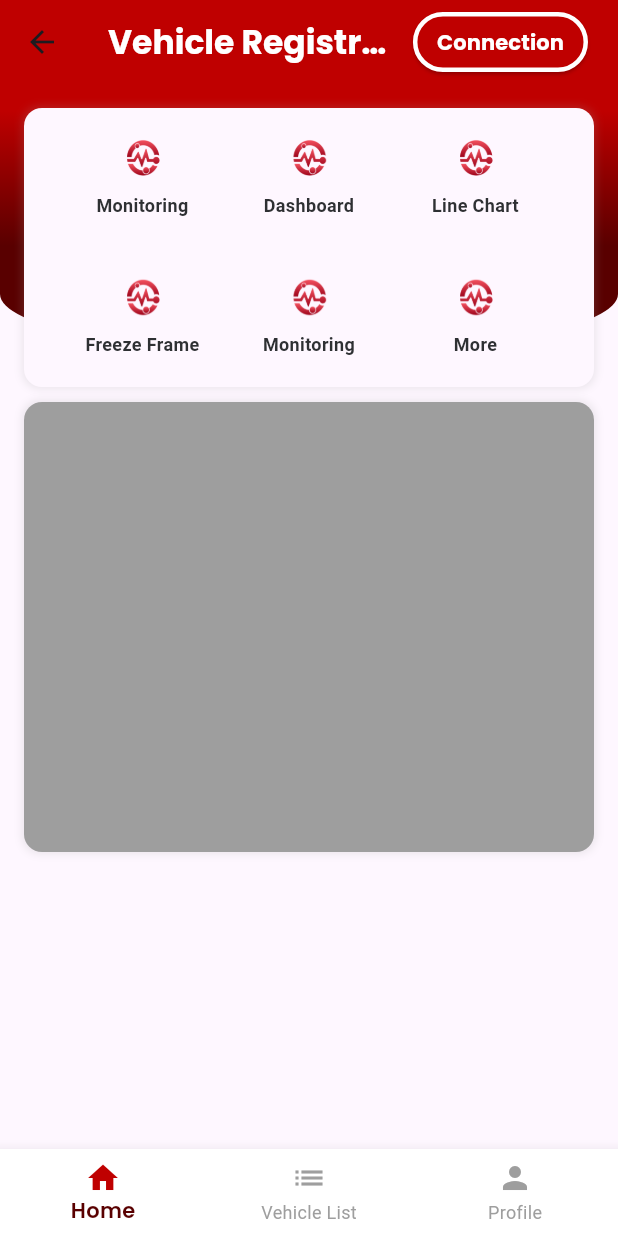
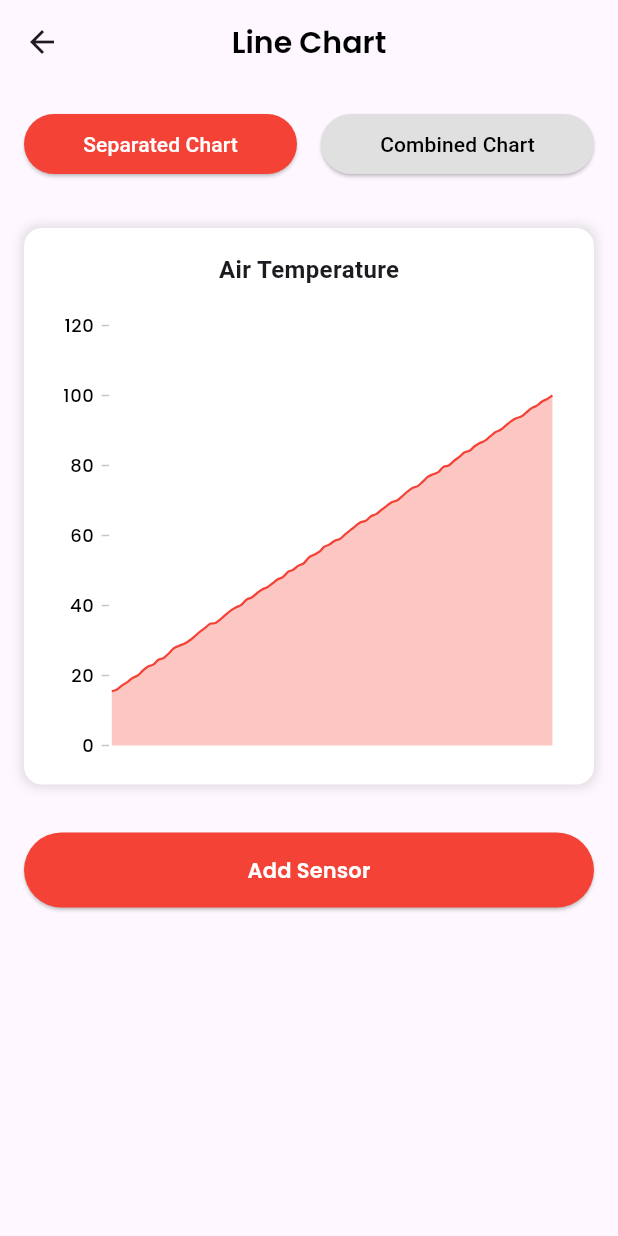
Before and after one commit to KP-DRI-2324-2/drivepulse, a Flutter app: the HomeView screen opened by its route, after a tap on "Line Chart", on a phone screen of 412 x 824 dp. Run offline on Flutter 3.47's test engine with Material 3 defaults, Android fonts, the phone set to English and light mode, and no system bars; our stand-ins replace firebase_auth, firebase_core, flutter_svg, get, google_fonts, google_sign_in and 2 more; accounts and stored records are empty.

Commit message:
Update LineChart

```diff
--- /dev/null
+++ b/lib/app/components/linechartwidget.dart
@@ -0,0 +1,247 @@
+import 'package:flutter/material.dart';
+import 'package:drivepulse/app/common/theme/colors.dart';
+import 'package:drivepulse/app/common/theme/fonts.dart';
+import 'package:drivepulse/app/data/data_provider.dart';
+import 'package:nb_utils/nb_utils.dart';
+import 'package:syncfusion_flutter_charts/charts.dart';
+import '../data/model/chartdata_model.dart';
+
+class SeparatedChart extends StatelessWidget {
+  const SeparatedChart({super.key});
+
+  @override
+  Widget build(BuildContext context) {
+    return Container(
+      decoration: BoxDecoration(
+        color: Colors.white,
+        borderRadius: BorderRadius.circular(12),
+        boxShadow: [
+          BoxShadow(
+            color: Colors.grey.withOpacity(0.3),
+            spreadRadius: 2,
+            blurRadius: 5,
+          ),
+        ],
+      ),
+      padding: const EdgeInsets.all(16.0),
+      child: Column(
+        children: [
+          const Text(
+            'Air Temperature',
+            style: TextStyle(
+              fontSize: 16,
+              fontWeight: FontWeight.bold,
+            ),
+          ),
+          const SizedBox(height: 16),
+          SfCartesianChart(
+            legend: const Legend(isVisible: false),
+            series: getSeperatedData(),
+            selectionType: SelectionType.series,
+            trackballBehavior: TrackballBehavior(
+              shouldAlwaysShow: true,
+              activationMode: ActivationMode.longPress,
+              enable: true,
+              tooltipSettings: const InteractiveTooltip(enable: true),
+            ),
+            primaryXAxis: CategoryAxis(
+              interval: 1,
+              majorGridLines: const MajorGridLines(width: 0),
+              axisLine: AxisLine(color: kColorScheme.primary, width: 0.0),
+              isVisible: false,
+            ),
+            primaryYAxis: NumericAxis(
+              labelStyle: mediumText12,
+              majorGridLines: const MajorGridLines(width: 0),
+              axisLine: AxisLine(color: kColorScheme.primary, width: 0.0),
+            ),
+            enableAxisAnimation: true,
+            zoomPanBehavior: ZoomPanBehavior(
+              enableMouseWheelZooming: true,
+              enablePinching: true,
+              zoomMode: ZoomMode.xy,
+              enablePanning: true,
+            ),
+            enableSideBySideSeriesPlacement: true,
+            crosshairBehavior: CrosshairBehavior(
+                enable: true, activationMode: ActivationMode.singleTap),
+            borderColor: kColorScheme.primary,
+            onCrosshairPositionChanging: (c) {
+              // TODO:- show value changing in text field
+            },
+            borderWidth: 0,
+            plotAreaBorderWidth: 0,
+            tooltipBehavior: TooltipBehavior(enable: true),
+          ),
+        ],
+      ),
+    );
+  }
+
+  List<CartesianSeries<ChartData, String>> getSeperatedData() {
+    List<ChartData> getChartData() {
+      List<ChartData> chartData = [];
+
+      dataList1.validate().asMap().forEach((key, value) {
+        chartData.add(ChartData(value[0].toString(), double.parse(value[1])));
+      });
+
+      return chartData;
+    }
+
+    return <CartesianSeries<ChartData, String>>[
+      SplineAreaSeries<ChartData, String>(
+        dataSource: getChartData(),
+        enableTooltip: true,
+        isVisibleInLegend: false,
+        borderWidth: 1.5,
+        dataLabelSettings: const DataLabelSettings(),
+        splineType: SplineType.clamped,
+        color: Colors.red,
+        borderColor: Colors.red,
+        animationDuration: 1000,
+        opacity: 0.3,
+        xValueMapper: (ChartData data, _) => '${data.key}',
+        yValueMapper: (ChartData data, _) => data.value,
+        legendIconType: LegendIconType.triangle,
+        legendItemText: '',
+        emptyPointSettings:
+            const EmptyPointSettings(mode: EmptyPointMode.average),
+      ),
+    ];
+  }
+}
+
+class CombinedChart extends StatelessWidget {
+  const CombinedChart({super.key});
+
+  @override
+  Widget build(BuildContext context) {
+    return Container(
+      decoration: BoxDecoration(
+        color: Colors.white,
+        borderRadius: BorderRadius.circular(12),
+        boxShadow: [
+          BoxShadow(
+            color: Colors.grey.withOpacity(0.3),
+            spreadRadius: 2,
+            blurRadius: 5,
+          ),
+        ],
+      ),
+      padding: const EdgeInsets.all(16.0),
+      child: SfCartesianChart(
+        legend: const Legend(isVisible: true),
+        series: getCombinedData(),
+        selectionType: SelectionType.series,
+        trackballBehavior: TrackballBehavior(
+          shouldAlwaysShow: true,
+          activationMode: ActivationMode.longPress,
+          enable: true,
+          tooltipSettings: const InteractiveTooltip(enable: true),
+        ),
+        primaryXAxis: CategoryAxis(
+          interval: 1,
+          majorGridLines: const MajorGridLines(width: 0),
+          axisLine: AxisLine(color: kColorScheme.primary, width: 0.0),
+          isVisible: false,
+        ),
+        primaryYAxis: NumericAxis(
+          labelStyle: mediumText12,
+          majorGridLines: const MajorGridLines(width: 0),
+          axisLine: AxisLine(color: kColorScheme.primary, width: 0.0),
+        ),
+        enableAxisAnimation: true,
+        zoomPanBehavior: ZoomPanBehavior(
+          enableMouseWheelZooming: true,
+          enablePinching: true,
+          zoomMode: ZoomMode.xy,
+          enablePanning: true,
+        ),
+        enableSideBySideSeriesPlacement: true,
+        crosshairBehavior: CrosshairBehavior(
+            enable: true, activationMode: ActivationMode.singleTap),
+        borderColor: kColorScheme.primary,
+        onCrosshairPositionChanging: (c) {
+          // TODO:- show value changing in text field
+        },
+        borderWidth: 0,
+        plotAreaBorderWidth: 0,
+        tooltipBehavior: TooltipBehavior(enable: true),
+      ),
+    );
+  }
+
+  List<CartesianSeries<ChartData, String>> getCombinedData() {
+    List<ChartData> getChartData1() {
+      List<ChartData> chartData = [];
+
+      dataList1.validate().asMap().forEach((key, value) {
+        if (value.length > 1) {
+          chartData.add(
+            ChartData(
+              value[0].toString(),
+              double.tryParse(value[1]) ?? 0.0,
+            ),
+          );
+        }
+      });
+
+      return chartData;
+    }
+
+    List<ChartData> getChartData2() {
+      List<ChartData> chartData = [];
+
+      dataList2.validate().asMap().forEach((key, value) {
+        if (value.length > 1) {
+          chartData.add(
+            ChartData(
+              value[0].toString(),
+              double.tryParse(value[1]) ?? 0.0,
+            ),
+          );
+        }
+      });
+
+      return chartData;
+    }
+
+    return <CartesianSeries<ChartData, String>>[
+      SplineSeries<ChartData, String>(
+        dataSource: getChartData1(),
+        enableTooltip: true,
+        dataLabelSettings: const DataLabelSettings(),
+        color: kColorScheme.primary,
+        animationDuration: 1000,
+        xValueMapper: (ChartData data, _) => data.key ?? '',
+        yValueMapper: (ChartData data, _) => data.value ?? 0.0,
+        legendIconType: LegendIconType.horizontalLine,
+        legendItemText: '',
+        emptyPointSettings:
+            const EmptyPointSettings(mode: EmptyPointMode.average),
+      ),
+      SplineSeries<ChartData, String>(
+        dataSource: getChartData2(),
+        enableTooltip: true,
+        dataLabelSettings: const DataLabelSettings(),
+        color: Colors.red,
+        animationDuration: 1000,
+        xValueMapper: (ChartData data, _) => data.key ?? '',
+        yValueMapper: (ChartData data, _) => data.value ?? 0.0,
+        legendIconType: LegendIconType.horizontalLine,
+        legendItemText: '',
+        emptyPointSettings:
+            const EmptyPointSettings(mode: EmptyPointMode.average),
+      ),
+    ];
+  }
+}
+
+Widget linechartwidget({required bool isSeparated}) {
+  if (isSeparated) {
+    return const SeparatedChart();
+  } else {
+    return const CombinedChart();
+  }
+}
--- a/lib/app/data/data_provider.dart
+++ b/lib/app/data/data_provider.dart
@@ -1,4 +1,6 @@
 import 'package:drivepulse/app/data/model/services_model.dart';
+import 'package:drivepulse/app/data/model/sensor_model.dart';
+import 'package:drivepulse/app/modules/home/views/line_chart_view.dart';
 import 'package:drivepulse/app/modules/main/views/main_view.dart';
 import 'package:flutter/material.dart';
 
@@ -17,8 +19,8 @@ List<ServicesModel> ServicesDataList() {
   list.add(ServicesModel(
       title: 'Line Chart',
       icon: Icons.circle,
-      image: "assets/images/logo-a.png",
-      widget: MainView()));
+      image: "assets/images/Line_Chart.png",
+      widget: LineChartView()));
   list.add(ServicesModel(
       title: 'Freeze Frame',
       icon: Icons.circle,
@@ -36,3 +38,183 @@ List<ServicesModel> ServicesDataList() {
       widget: MainView()));
   return list;
 }
+
+List<SensorModel> getSensorList() {
+  return [
+    SensorModel(id: '0', name: 'Blank'),
+    SensorModel(id: '1', name: 'Engine Speed'),
+    SensorModel(id: '2', name: 'Vehicle Speed'),
+    SensorModel(id: '3', name: 'Coolant Temperature'),
+    SensorModel(id: '4', name: 'Throttle Position'),
+    SensorModel(id: '5', name: 'Fuel Pressure'),
+    // Tambahkan sensor lainnya sesuai kebutuhan
+  ];
+}
+
+List dataList1 = [
+  [1672531200000, "15.5"],  // 2024-01-01 00:00:00
+  [1672617600000, "16.0"],  // 2024-01-02 00:00:00
+  [1672704000000, "17.2"],  // 2024-01-03 00:00:00
+  [1672790400000, "18.1"],  // 2024-01-04 00:00:00
+  [1672876800000, "19.3"],  // 2024-01-05 00:00:00
+  [1672963200000, "20.0"],  // 2024-01-06 00:00:00
+  [1673049600000, "21.4"],  // 2024-01-07 00:00:00
+  [1673136000000, "22.6"],  // 2024-01-08 00:00:00
+  [1673222400000, "23.1"],  // 2024-01-09 00:00:00
+  [1673308800000, "24.5"],  // 2024-01-10 00:00:00
+  [1673395200000, "25.0"],  // 2024-01-11 00:00:00
+  [1673481600000, "26.3"],  // 2024-01-12 00:00:00
+  [1673568000000, "27.8"],  // 2024-01-13 00:00:00
+  [1673654400000, "28.5"],  // 2024-01-14 00:00:00
+  [1673740800000, "29.1"],  // 2024-01-15 00:00:00
+  [1673827200000, "30.0"],  // 2024-01-16 00:00:00
+  [1673913600000, "31.2"],  // 2024-01-17 00:00:00
+  [1674000000000, "32.5"],  // 2024-01-18 00:00:00
+  [1674086400000, "33.6"],  // 2024-01-19 00:00:00
+  [1674172800000, "34.8"],  // 2024-01-20 00:00:00
+  [1674259200000, "35.0"],  // 2024-01-21 00:00:00
+  [1674345600000, "36.1"],  // 2024-01-22 00:00:00
+  [1674432000000, "37.4"],  // 2024-01-23 00:00:00
+  [1674518400000, "38.6"],  // 2024-01-24 00:00:00
+  [1674604800000, "39.5"],  // 2024-01-25 00:00:00
+  [1674691200000, "40.2"],  // 2024-01-26 00:00:00
+  [1674777600000, "41.7"],  // 2024-01-27 00:00:00
+  [1674864000000, "42.3"],  // 2024-01-28 00:00:00
+  [1674950400000, "43.5"],  // 2024-01-29 00:00:00
+  [1675036800000, "44.6"],  // 2024-01-30 00:00:00
+  [1675123200000, "45.2"],  // 2024-01-31 00:00:00
+  [1675209600000, "46.3"],  // 2024-02-01 00:00:00
+  [1675296000000, "47.5"],  // 2024-02-02 00:00:00
+  [1675382400000, "48.1"],  // 2024-02-03 00:00:00
+  [1675468800000, "49.6"],  // 2024-02-04 00:00:00
+  [1675555200000, "50.2"],  // 2024-02-05 00:00:00
+  [1675641600000, "51.4"],  // 2024-02-06 00:00:00
+  [1675728000000, "52.0"],  // 2024-02-07 00:00:00
+  [1675814400000, "53.7"],  // 2024-02-08 00:00:00
+  [1675900800000, "54.5"],  // 2024-02-09 00:00:00
+  [1675987200000, "55.3"],  // 2024-02-10 00:00:00
+  [1676073600000, "56.8"],  // 2024-02-11 00:00:00
+  [1676160000000, "57.4"],  // 2024-02-12 00:00:00
+  [1676246400000, "58.5"],  // 2024-02-13 00:00:00
+  [1676332800000, "59.0"],  // 2024-02-14 00:00:00
+  [1676419200000, "60.3"],  // 2024-02-15 00:00:00
+  [1676505600000, "61.5"],  // 2024-02-16 00:00:00
+  [1676592000000, "62.7"],  // 2024-02-17 00:00:00
+  [1676678400000, "63.8"],  // 2024-02-18 00:00:00
+  [1676764800000, "64.2"],  // 2024-02-19 00:00:00
+  [1676851200000, "65.5"],  // 2024-02-20 00:00:00
+  [1676937600000, "66.1"],  // 2024-02-21 00:00:00
+  [1677024000000, "67.3"],  // 2024-02-22 00:00:00
+  [1677110400000, "68.4"],  // 2024-02-23 00:00:00
+  [1677196800000, "69.5"],  // 2024-02-24 00:00:00
+  [1677283200000, "70.0"],  // 2024-02-25 00:00:00
+  [1677369600000, "71.2"],  // 2024-02-26 00:00:00
+  [1677456000000, "72.5"],  // 2024-02-27 00:00:00
+  [1677542400000, "73.6"],  // 2024-02-28 00:00:00
+  [1677628800000, "74.1"],  // 2024-02-29 00:00:00
+  [1677715200000, "75.4"],  // 2024-03-01 00:00:00
+  [1677801600000, "76.8"],  // 2024-03-02 00:00:00
+  [1677888000000, "77.5"],  // 2024-03-03 00:00:00
+  [1677974400000, "78.1"],  // 2024-03-04 00:00:00
+  [1678060800000, "79.6"],  // 2024-03-05 00:00:00
+  [1678147200000, "80.0"],  // 2024-03-06 00:00:00
+  [1678233600000, "81.3"],  // 2024-03-07 00:00:00
+  [1678320000000, "82.4"],  // 2024-03-08 00:00:00
+  [1678406400000, "83.7"],  // 2024-03-09 00:00:00
+  [1678492800000, "84.2"],  // 2024-03-10 00:00:00
+  [1678579200000, "85.5"],  // 2024-03-11 00:00:00
+  [1678665600000, "86.4"],  // 2024-03-12 00:00:00
+  [1678752000000, "87.1"],  // 2024-03-13 00:00:00
+  [1678838400000, "88.3"],  // 2024-03-14 00:00:00
+  [1678924800000, "89.5"],  // 2024-03-15 00:00:00
+  [1679011200000, "90.2"],  // 2024-03-16 00:00:00
+  [1679097600000, "91.4"],  // 2024-03-17 00:00:00
+  [1679184000000, "92.6"],  // 2024-03-18 00:00:00
+  [1679270400000, "93.5"],  // 2024-03-19 00:00:00
+  [1679356800000, "94.0"],  // 2024-03-20 00:00:00
+  [1679443200000, "95.2"],  // 2024-03-21 00:00:00
+  [1679529600000, "96.4"],  // 2024-03-22 00:00:00
+  [1679616000000, "97.1"],  // 2024-03-23 00:00:00
+  [1679702400000, "98.3"],  // 2024-03-24 00:00:00
+  [1679788800000, "99.0"],  // 2024-03-25 00:00:00
+  [1679875200000, "100.0"]  // 2024-03-26 00:00:00
+];
+
+List dataList2 = [
+  [1672531200000, "25.5"],  // 2024-01-01 00:00:00
+  [1672617600000, "26.0"],  // 2024-01-02 00:00:00
+  [1672704000000, "27.2"],  // 2024-01-03 00:00:00
+  [1672790400000, "28.1"],  // 2024-01-04 00:00:00
+  [1672876800000, "29.3"],  // 2024-01-05 00:00:00
+  [1672963200000, "30.0"],  // 2024-01-06 00:00:00
+  [1673049600000, "31.4"],  // 2024-01-07 00:00:00
+  [1673136000000, "32.6"],  // 2024-01-08 00:00:00
+  [1673222400000, "33.1"],  // 2024-01-09 00:00:00
+  [1673308800000, "34.5"],  // 2024-01-10 00:00:00
+  [1673395200000, "35.0"],  // 2024-01-11 00:00:00
+  [1673481600000, "36.3"],  // 2024-01-12 00:00:00
+  [1673568000000, "37.8"],  // 2024-01-13 00:00:00
+  [1673654400000, "38.5"],  // 2024-01-14 00:00:00
+  [1673740800000, "39.1"],  // 2024-01-15 00:00:00
+  [1673827200000, "40.0"],  // 2024-01-16 00:00:00
+  [1673913600000, "41.2"],  // 2024-01-17 00:00:00
+  [1674000000000, "42.5"],  // 2024-01-18 00:00:00
+  [1674086400000, "43.6"],  // 2024-01-19 00:00:00
+  [1674172800000, "44.8"],  // 2024-01-20 00:00:00
+  [1674259200000, "45.0"],  // 2024-01-21 00:00:00
+  [1674345600000, "46.1"],  // 2024-01-22 00:00:00
+  [1674432000000, "47.4"],  // 2024-01-23 00:00:00
+  [1674518400000, "48.6"],  // 2024-01-24 00:00:00
+  [1674604800000, "49.5"],  // 2024-01-25 00:00:00
+  [1674691200000, "50.2"],  // 2024-01-26 00:00:00
+  [1674777600000, "51.7"],  // 2024-01-27 00:00:00
+  [1674864000000, "52.3"],  // 2024-01-28 00:00:00
+  [1674950400000, "53.5"],  // 2024-01-29 00:00:00
+  [1675036800000, "54.6"],  // 2024-01-30 00:00:00
+  [1675123200000, "55.2"],  // 2024-01-31 00:00:00
+  [1675209600000, "56.3"],  // 2024-02-01 00:00:00
+  [1675296000000, "57.5"],  // 2024-02-02 00:00:00
+  [1675382400000, "58.1"],  // 2024-02-03 00:00:00
+  [1675468800000, "59.6"],  // 2024-02-04 00:00:00
+  [1675555200000, "60.2"],  // 2024-02-05 00:00:00
+  [1675641600000, "61.4"],  // 2024-02-06 00:00:00
+  [1675728000000, "62.0"],  // 2024-02-07 00:00:00
+  [1675814400000, "63.7"],  // 2024-02-08 00:00:00
+  [1675900800000, "64.5"],  // 2024-02-09 00:00:00
+  [1675987200000, "65.3"],  // 2024-02-10 00:00:00
+  [1676073600000, "66.8"],  // 2024-02-11 00:00:00
+  [1676160000000, "67.4"],  // 2024-02-12 00:00:00
+  [1676246400000, "68.5"],  // 2024-02-13 00:00:00
+  [1676332800000, "69.0"],  // 2024-02-14 00:00:00
+  [1676419200000, "70.3"],  // 2024-02-15 00:00:00
+  [1676505600000, "71.5"],  // 2024-02-16 00:00:00
+  [1676592000000, "72.7"],  // 2024-02-17 00:00:00
+  [1676678400000, "73.8"],  // 2024-02-18 00:00:00
+  [1676764800000, "74.2"],  // 2024-02-19 00:00:00
+  [1676851200000, "75.5"],  // 2024-02-20 00:00:00
+  [1676937600000, "76.1"],  // 2024-02-21 00:00:00
+  [1677024000000, "77.3"],  // 2024-02-22 00:00:00
+  [1677110400000, "78.4"],  // 2024-02-23 00:00:00
+  [1677196800000, "79.5"],  // 2024-02-24 00:00:00
+  [1677283200000, "80.0"],  // 2024-02-25 00:00:00
+  [1677369600000, "81.2"],  // 2024-02-26 00:00:00
+  [1677456000000, "82.5"],  // 2024-02-27 00:00:00
+  [1677542400000, "83.6"],  // 2024-02-28 00:00:00
+  [1677628800000, "84.1"],  // 2024-02-29 00:00:00
+  [1677715200000, "85.4"],  // 2024-03-01 00:00:00
+  [1677801600000, "86.8"],  // 2024-03-02 00:00:00
+  [1677888000000, "87.5"],  // 2024-03-03 00:00:00
+  [1677974400000, "88.1"],  // 2024-03-04 00:00:00
+  [1678060800000, "89.6"],  // 2024-03-05 00:00:00
+  [1678147200000, "90.0"],  // 2024-03-06 00:00:00
+  [1678233600000, "91.3"],  // 2024-03-07 00:00:00
+  [1678320000000, "92.4"],  // 2024-03-08 00:00:00
+  [1678406400000, "93.7"],  // 2024-03-09 00:00:00
+  [1678492800000, "94.2"],  // 2024-03-10 00:00:00
+  [1678579200000, "95.5"],  // 2024-03-11 00:00:00
+  [1678665600000, "96.0"],  // 2024-03-12 00:00:00
+  [1678752000000, "97.2"],  // 2024-03-13 00:00:00
+  [1678838400000, "98.5"],  // 2024-03-14 00:00:00
+  [1678924800000, "99.6"],  // 2024-03-15 00:00:00
+  [1679011200000, "100.2"], // 2024-03-16 00:00:00
+];
--- /dev/null
+++ b/lib/app/data/model/chartdata_model.dart
@@ -0,0 +1,6 @@
+class ChartData {
+  String? key;
+  double? value;
+
+  ChartData(this.key, this.value);
+}
--- /dev/null
+++ b/lib/app/data/model/sensor_model.dart
@@ -0,0 +1,6 @@
+class SensorModel {
+  final String id;
+  final String name;
+
+  SensorModel({required this.id, required this.name});
+}
--- /dev/null
+++ b/lib/app/modules/home/views/line_chart_view.dart
@@ -0,0 +1,141 @@
+import 'package:drivepulse/app/common/theme/fonts.dart';
+import 'package:drivepulse/app/modules/home/views/add_seensor_page.dart';
+import 'package:flutter/material.dart';
+import 'package:get/get.dart';
+import '../../../components/linechartwidget.dart';
+
+class LineChartView extends StatelessWidget {
+  LineChartView({Key? key}) : super(key: key);
+
+  final ValueNotifier<bool> isSeparatedChart = ValueNotifier<bool>(true);
+
+  @override
+  Widget build(BuildContext context) {
+    return Scaffold(
+      appBar: AppBar(
+        title: Text('Line Chart', style: semiBoldText20),
+        centerTitle: true,
+      ),
+      body: Column(
+        children: [
+          Padding(
+            padding: const EdgeInsets.all(16.0),
+            child: ValueListenableBuilder<bool>(
+              valueListenable: isSeparatedChart,
+              builder: (context, value, child) {
+                return Row(
+                  children: [
+                    Expanded(
+                      child: ElevatedButton(
+                        onPressed: () => isSeparatedChart.value = true,
+                        style: ElevatedButton.styleFrom(
+                          backgroundColor:
+                              value ? Colors.red : Colors.grey[300],
+                          foregroundColor: value ? Colors.white : Colors.black,
+                        ),
+                        child: const Text('Separated Chart'),
+                      ),
+                    ),
+                    const SizedBox(width: 16),
+                    Expanded(
+                      child: ElevatedButton(
+                        onPressed: () => isSeparatedChart.value = false,
+                        style: ElevatedButton.styleFrom(
+                          backgroundColor:
+                              !value ? Colors.red : Colors.grey[300],
+                          foregroundColor: !value ? Colors.white : Colors.black,
+                        ),
+                        child: const Text('Combined Chart'),
+                      ),
+                    ),
+                  ],
+                );
+              },
+            ),
+          ),
+          Expanded(
+            child: ValueListenableBuilder<bool>(
+              valueListenable: isSeparatedChart,
+              builder: (context, value, child) {
+                return value
+                    ? const SeparatedChartView()
+                    : const CombinedChartView();
+              },
+            ),
+          ),
+        ],
+      ),
+    );
+  }
+}
+
+class SeparatedChartView extends StatelessWidget {
+  const SeparatedChartView({Key? key}) : super(key: key);
+
+  @override
+  Widget build(BuildContext context) {
+    return SingleChildScrollView(
+      child: Column(
+        children: [
+          Padding(
+            padding: const EdgeInsets.all(16.0),
+            child: linechartwidget(isSeparated: true),
+          ),
+          Padding(
+            padding: const EdgeInsets.all(16.0),
+            child: ElevatedButton(
+              onPressed: () => Get.to(() => AddSensorPage()),
+              style: ElevatedButton.styleFrom(
+                backgroundColor: Colors.red,
+                minimumSize: const Size(double.infinity, 50),
+              ),
+              child: Text('Add Sensor',
+                  style: semiBoldText14.copyWith(color: Colors.white)),
+            ),
+          ),
+        ],
+      ),
+    );
+  }
+}
+
+class CombinedChartView extends StatelessWidget {
+  const CombinedChartView({Key? key}) : super(key: key);
+
+  @override
+  Widget build(BuildContext context) {
+    return Column(
+      children: [
+        Padding(
+          padding: const EdgeInsets.all(16.0),
+          child: linechartwidget(isSeparated: false),
+        ),
+        const SizedBox(height: 16),
+        Padding(
+          padding: const EdgeInsets.symmetric(horizontal: 16.0),
+          child: ElevatedButton(
+            onPressed: () => Get.to(() => AddSensorPage()),
+            style: ElevatedButton.styleFrom(
+              backgroundColor: Colors.red,
+              minimumSize: const Size(double.infinity, 50),
+            ),
+            child: Text('Add First Sensor',
+                style: semiBoldText14.copyWith(color: Colors.white)),
+          ),
+        ),
+        const SizedBox(height: 16),
+        Padding(
+          padding: const EdgeInsets.symmetric(horizontal: 16.0),
+          child: ElevatedButton(
+            onPressed: () => Get.to(() => AddSensorPage()),
+            style: ElevatedButton.styleFrom(
+              backgroundColor: Colors.blue,
+              minimumSize: const Size(double.infinity, 50),
+            ),
+            child: Text('Add Second Sensor', style: semiBoldText14),
+          ),
+        ),
+      ],
+    );
+  }
+}
--- a/lib/app/modules/vehiclelist/controllers/vehiclelist_controller.dart
+++ b/lib/app/modules/vehiclelist/controllers/vehiclelist_controller.dart
@@ -1,5 +1,5 @@
 import 'package:get/get.dart';
-import '../models/vehicle_model.dart';
+import '../../../data/model/vehicle_model.dart';
 
 class VehiclelistController extends GetxController {
   final vehicles = <Vehicle>[].obs;
--- a/lib/app/modules/vehiclelist/views/vehiclelist_edit_view.dart
+++ b/lib/app/modules/vehiclelist/views/vehiclelist_edit_view.dart
@@ -1,7 +1,7 @@
 import 'package:flutter/material.dart';
 import 'package:get/get.dart';
 import '../controllers/vehiclelist_controller.dart';
-import '../models/vehicle_model.dart';
+import '../../../data/model/vehicle_model.dart';
 import 'package:drivepulse/app/common/theme/buttons.dart';
 import 'package:drivepulse/app/common/theme/fonts.dart';
 
--- a/lib/app/modules/vehiclelist/views/vehiclelist_view.dart
+++ b/lib/app/modules/vehiclelist/views/vehiclelist_view.dart
@@ -15,7 +15,8 @@ class VehiclelistView extends GetView<VehiclelistController> {
     Get.lazyPut(() => VehiclelistController());
     return Scaffold(
       appBar: AppBar(
-        title: Text('Vehicle List', style: boldText24),
+        title: Text('Vehicle List', style: boldText22.copyWith(color: Colors.white)),
+        backgroundColor: const Color(0xFFBF0000),
         centerTitle: true,
       ),
       body: GetBuilder<VehiclelistController>(
--- a/pubspec.yaml
+++ b/pubspec.yaml
@@ -16,6 +16,7 @@ dependencies:
   firebase_core: ^3.1.1
   firebase_auth: ^5.1.1
   google_sign_in: ^6.2.1
+  syncfusion_flutter_charts: ^26.1.42
 
 dev_dependencies:
   flutter_lints: 4.0.0
```
Also changed, not shown: lib/app/modules/home/views/add_seensor_page.dart (added, +87 -0 lines), assets/images/Line_Chart.png (added), lib/app/data/model/vehicle_model.dart (renamed from lib/app/modules/vehiclelist/models/vehicle_model.dart), pubspec.lock.
